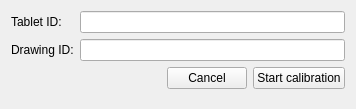
First picture: the form in ui/newcalibration.ui, repository EuracBiomedicalResearch/DigitalSpiralography, before the edit.
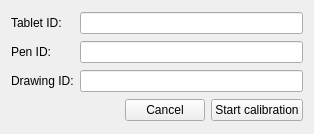
Second picture: the form after the edit.

Commit message:
Add stylus ID
- Bump file format to 1.2 (add calibration/stylus_id)
- Bump DrawingRecorder to 1.3
- Improve file format description for *all* keys.
- Add stylus ID ("pen" ID in the interface) for the main/newrecording window.
- Add stylus_id in CalibrationData, and save/load data appropriately.

```diff
--- a/ui/newcalibration.ui
+++ b/ui/newcalibration.ui
@@ -6,20 +6,20 @@
    <rect>
     <x>0</x>
     <y>0</y>
-    <width>356</width>
-    <height>109</height>
+    <width>314</width>
+    <height>134</height>
    </rect>
   </property>
   <property name="minimumSize">
    <size>
-    <width>356</width>
-    <height>109</height>
+    <width>314</width>
+    <height>134</height>
    </size>
   </property>
   <property name="maximumSize">
    <size>
-    <width>356</width>
-    <height>109</height>
+    <width>16777215</width>
+    <height>137</height>
    </size>
   </property>
   <property name="windowTitle">
@@ -28,7 +28,7 @@
   <property name="modal">
    <bool>true</bool>
   </property>
-  <layout class="QFormLayout" name="formLayout">
+  <layout class="QGridLayout" name="gridLayout">
    <item row="0" column="0">
     <widget class="QLabel" name="label">
      <property name="text">
@@ -40,16 +40,29 @@
     <widget class="QLineEdit" name="tablet_id"/>
    </item>
    <item row="1" column="0">
+    <widget class="QLabel" name="fileLabel_2">
+     <property name="text">
+      <string>Pen ID:</string>
+     </property>
+     <property name="buddy">
+      <cstring>stylus_id</cstring>
+     </property>
+    </widget>
+   </item>
+   <item row="1" column="1">
+    <widget class="QLineEdit" name="stylus_id"/>
+   </item>
+   <item row="2" column="0">
     <widget class="QLabel" name="fileLabel">
      <property name="text">
       <string>Drawing ID:</string>
      </property>
     </widget>
    </item>
-   <item row="1" column="1">
-    <widget class="QLineEdit" name="drawing_id"/>
-   </item>
    <item row="2" column="1">
+    <widget class="QLineEdit" name="drawing_id"/>
+   </item>
+   <item row="3" column="0" colspan="2">
     <layout class="QHBoxLayout" name="horizontalLayout">
      <item>
       <spacer name="horizontalSpacer">
```
Left out of the diff: 49 changed lines with no effect on the pictures. The commit also changes 8 other files.
